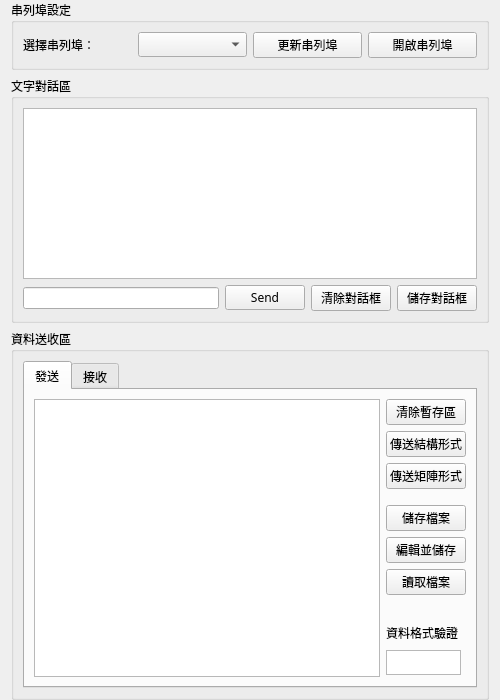
Before: the Qt Designer form ui/hmi.ui in mickey9910326/ASA_HMI_Data_Agent, drawn with Qt 5.
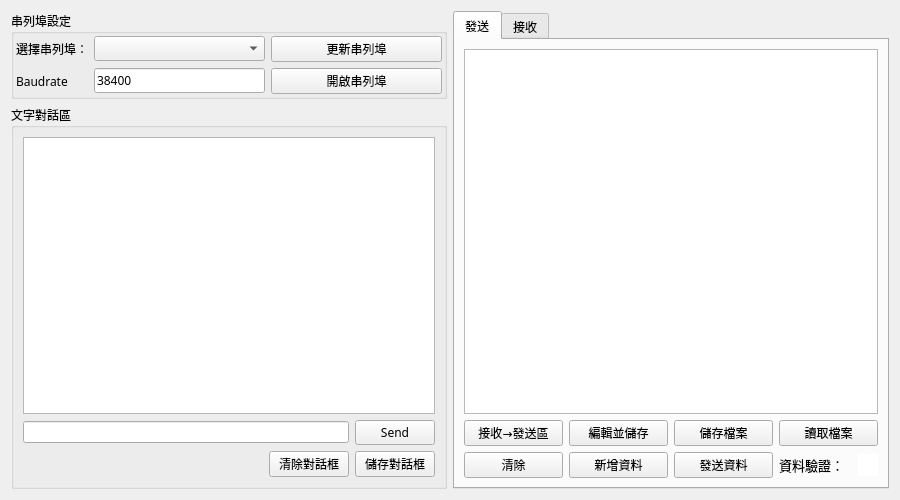
After: the same form once the commit is applied. The open tabs and pages were chosen to show the change.

What changed in the file:
```diff
--- a/ui/hmi.ui
+++ b/ui/hmi.ui
@@ -6,8 +6,8 @@
    <rect>
     <x>0</x>
     <y>0</y>
-    <width>500</width>
-    <height>700</height>
+    <width>900</width>
+    <height>500</height>
    </rect>
   </property>
   <property name="font">
@@ -15,19 +15,9 @@
     <family>微軟正黑體</family>
    </font>
   </property>
-  <layout class="QVBoxLayout" name="topLayout">
-   <property name="spacing">
-    <number>6</number>
-   </property>
-   <property name="sizeConstraint">
-    <enum>QLayout::SetDefaultConstraint</enum>
-   </property>
-   <property name="topMargin">
-    <number>0</number>
-   </property>
-   <property name="bottomMargin">
-    <number>0</number>
-   </property>
+  <layout class="QHBoxLayout" name="horizontalLayout">
+   <item>
+    <layout class="QVBoxLayout" name="verticalLayout">
    <item>
     <widget class="QGroupBox" name="groupBox_Serial">
      <property name="enabled">
@@ -58,8 +48,28 @@
       <set>Qt::AlignLeading|Qt::AlignLeft|Qt::AlignTop</set>
      </property>
      <layout class="QHBoxLayout" name="horizontalLayout_2">
+        <property name="leftMargin">
+         <number>2</number>
+        </property>
+        <property name="topMargin">
+         <number>2</number>
+        </property>
+        <property name="rightMargin">
+         <number>2</number>
+        </property>
+        <property name="bottomMargin">
+         <number>2</number>
+        </property>
       <item>
-       <widget class="QLabel" name="label">
+         <layout class="QGridLayout" name="gridLayout_3">
+          <item row="0" column="0">
+           <widget class="QLabel" name="s_labelChoosePort">
+            <property name="minimumSize">
+             <size>
+              <width>0</width>
+              <height>24</height>
+             </size>
+            </property>
         <property name="maximumSize">
          <size>
           <width>16777215</width>
@@ -77,24 +87,71 @@
         </property>
        </widget>
       </item>
-      <item>
-       <widget class="QComboBox" name="s_portComboBox"/>
-      </item>
-      <item>
+          <item row="0" column="1">
+           <widget class="QComboBox" name="s_portComboBox">
+            <property name="sizePolicy">
+             <sizepolicy hsizetype="Expanding" vsizetype="Fixed">
+              <horstretch>0</horstretch>
+              <verstretch>0</verstretch>
+             </sizepolicy>
+            </property>
+           </widget>
+          </item>
+          <item row="1" column="1">
+           <widget class="QLineEdit" name="s_lineEditBaudrate">
+            <property name="text">
+             <string>38400</string>
+            </property>
+           </widget>
+          </item>
+          <item row="1" column="0">
+           <widget class="QLabel" name="s_labelBaudrte">
+            <property name="maximumSize">
+             <size>
+              <width>16777215</width>
+              <height>16777215</height>
+             </size>
+            </property>
+            <property name="baseSize">
+             <size>
+              <width>0</width>
+              <height>0</height>
+             </size>
+            </property>
+            <property name="text">
+             <string>Baudrate</string>
+            </property>
+           </widget>
+          </item>
+          <item row="0" column="2">
        <widget class="QPushButton" name="s_btnUpdatePortList">
+            <property name="sizePolicy">
+             <sizepolicy hsizetype="Expanding" vsizetype="Fixed">
+              <horstretch>0</horstretch>
+              <verstretch>0</verstretch>
+             </sizepolicy>
+            </property>
         <property name="text">
          <string>更新串列埠</string>
         </property>
        </widget>
       </item>
-      <item>
+          <item row="1" column="2">
        <widget class="QPushButton" name="s_btnPortToggle">
+            <property name="sizePolicy">
+             <sizepolicy hsizetype="Expanding" vsizetype="Fixed">
+              <horstretch>0</horstretch>
+              <verstretch>0</verstretch>
+             </sizepolicy>
+            </property>
         <property name="text">
          <string>開啟串列埠</string>
         </property>
        </widget>
       </item>
      </layout>
+        </item>
+       </layout>
     </widget>
    </item>
    <item>
@@ -133,7 +190,7 @@
          <bool>true</bool>
         </property>
         <property name="sizePolicy">
-         <sizepolicy hsizetype="Preferred" vsizetype="Preferred">
+           <sizepolicy hsizetype="Expanding" vsizetype="Expanding">
           <horstretch>0</horstretch>
           <verstretch>0</verstretch>
          </sizepolicy>
@@ -152,76 +209,91 @@
        </widget>
       </item>
       <item>
-       <layout class="QHBoxLayout" name="horizontalLayout">
-        <item>
-         <widget class="QLineEdit" name="text_lineEditToBeSend">
-          <property name="enabled">
-           <bool>true</bool>
-          </property>
-          <property name="minimumSize">
+         <layout class="QGridLayout" name="gridLayout_4">
+          <item row="1" column="0">
+           <spacer name="horizontalSpacer">
+            <property name="orientation">
+             <enum>Qt::Horizontal</enum>
+            </property>
+            <property name="sizeHint" stdset="0">
            <size>
-            <width>0</width>
+              <width>40</width>
             <height>20</height>
            </size>
           </property>
-          <property name="font">
-           <font>
-            <family>Consolas</family>
-           </font>
-          </property>
-         </widget>
-        </item>
-        <item>
+           </spacer>
+          </item>
+          <item row="0" column="3">
          <widget class="QPushButton" name="text_btnSend">
           <property name="text">
            <string>Send</string>
           </property>
          </widget>
         </item>
-        <item>
-         <widget class="QPushButton" name="text_btnClearTerminal">
-          <property name="text">
-           <string>清除對話框</string>
+          <item row="0" column="0" colspan="3">
+           <widget class="QLineEdit" name="text_lineEditToBeSend">
+            <property name="enabled">
+             <bool>true</bool>
+            </property>
+            <property name="minimumSize">
+             <size>
+              <width>0</width>
+              <height>20</height>
+             </size>
+            </property>
+            <property name="font">
+             <font>
+              <family>Consolas</family>
+             </font>
           </property>
          </widget>
         </item>
-        <item>
+          <item row="1" column="3">
          <widget class="QPushButton" name="text_btnSaveTerminal">
           <property name="text">
            <string>儲存對話框</string>
           </property>
          </widget>
         </item>
+          <item row="1" column="2">
+           <widget class="QPushButton" name="text_btnClearTerminal">
+            <property name="text">
+             <string>清除對話框</string>
+            </property>
+           </widget>
+          </item>
+          <item row="1" column="1">
+           <spacer name="horizontalSpacer_2">
+            <property name="orientation">
+             <enum>Qt::Horizontal</enum>
+            </property>
+            <property name="sizeHint" stdset="0">
+             <size>
+              <width>40</width>
+              <height>20</height>
+             </size>
+            </property>
+           </spacer>
+          </item>
        </layout>
       </item>
      </layout>
     </widget>
+     </item>
+    </layout>
    </item>
    <item>
-    <widget class="QGroupBox" name="groupBox_SendRead">
-     <property name="sizePolicy">
-      <sizepolicy hsizetype="Preferred" vsizetype="Expanding">
-       <horstretch>0</horstretch>
-       <verstretch>0</verstretch>
-      </sizepolicy>
-     </property>
-     <property name="title">
-      <string>資料送收區</string>
-     </property>
-     <property name="alignment">
-      <set>Qt::AlignLeading|Qt::AlignLeft|Qt::AlignTop</set>
-     </property>
      <layout class="QVBoxLayout" name="verticalLayout_3">
       <item>
        <widget class="QTabWidget" name="tabWidget">
         <property name="sizePolicy">
-         <sizepolicy hsizetype="Preferred" vsizetype="Preferred">
+        <sizepolicy hsizetype="Expanding" vsizetype="Preferred">
           <horstretch>0</horstretch>
           <verstretch>0</verstretch>
          </sizepolicy>
         </property>
         <property name="currentIndex">
-         <number>1</number>
+        <number>0</number>
         </property>
         <widget class="QWidget" name="tabSend">
          <attribute name="title">
@@ -239,139 +311,138 @@
               </property>
              </widget>
             </item>
-           </layout>
-          </item>
           <item>
-           <layout class="QVBoxLayout" name="verticalLayout_5">
-            <item>
-             <widget class="QPushButton" name="send_btnClear">
-              <property name="text">
-               <string>清除暫存區</string>
-              </property>
-             </widget>
-            </item>
-            <item>
-             <widget class="QPushButton" name="send_btnSendStruct">
-              <property name="text">
-               <string>傳送結構形式</string>
-              </property>
-             </widget>
-            </item>
+            <layout class="QGridLayout" name="gridLayout">
+             <item row="1" column="3">
+              <layout class="QHBoxLayout" name="horizontalLayout_6">
+               <property name="spacing">
+                <number>0</number>
+               </property>
+               <property name="sizeConstraint">
+                <enum>QLayout::SetMinimumSize</enum>
+               </property>
             <item>
-             <widget class="QPushButton" name="send_btnSendArray">
+                <widget class="QLabel" name="send_labelWarn">
+                 <property name="sizePolicy">
+                  <sizepolicy hsizetype="Preferred" vsizetype="Preferred">
+                   <horstretch>0</horstretch>
+                   <verstretch>0</verstretch>
+                  </sizepolicy>
+                 </property>
+                 <property name="font">
+                  <font>
+                   <pointsize>10</pointsize>
+                  </font>
+                 </property>
+                 <property name="layoutDirection">
+                  <enum>Qt::LeftToRight</enum>
+                 </property>
               <property name="text">
-               <string>傳送矩陣形式</string>
-              </property>
+                  <string>資料驗證：</string>
+                 </property>
+                 <property name="alignment">
+                  <set>Qt::AlignLeading|Qt::AlignLeft|Qt::AlignVCenter</set>
+                 </property>
              </widget>
             </item>
             <item>
-             <spacer name="verticalSpacer_2">
-              <property name="orientation">
-               <enum>Qt::Vertical</enum>
-              </property>
-              <property name="sizeType">
-               <enum>QSizePolicy::Minimum</enum>
-              </property>
-              <property name="sizeHint" stdset="0">
+                <widget class="QGraphicsView" name="send_graphicWarn">
+                 <property name="sizePolicy">
+                  <sizepolicy hsizetype="Fixed" vsizetype="Fixed">
+                   <horstretch>0</horstretch>
+                   <verstretch>0</verstretch>
+                  </sizepolicy>
+                 </property>
+                 <property name="maximumSize">
                <size>
-                <width>10</width>
-                <height>10</height>
-               </size>
-              </property>
-             </spacer>
-            </item>
-            <item>
+                   <width>20</width>
+                   <height>22</height>
+                  </size>
+                 </property>
+                 <property name="frameShape">
+                  <enum>QFrame::NoFrame</enum>
+                 </property>
+                 <property name="frameShadow">
+                  <enum>QFrame::Plain</enum>
+                 </property>
+                 <property name="lineWidth">
+                  <number>0</number>
+                 </property>
+                 <property name="verticalScrollBarPolicy">
+                  <enum>Qt::ScrollBarAlwaysOff</enum>
+                 </property>
+                 <property name="horizontalScrollBarPolicy">
+                  <enum>Qt::ScrollBarAlwaysOff</enum>
+                 </property>
+                 <property name="sizeAdjustPolicy">
+                  <enum>QAbstractScrollArea::AdjustToContents</enum>
+                 </property>
+                </widget>
+               </item>
+              </layout>
+             </item>
+             <item row="0" column="2">
              <widget class="QPushButton" name="send_btnQuickSave">
               <property name="text">
                <string>儲存檔案</string>
               </property>
              </widget>
             </item>
-            <item>
+             <item row="0" column="1">
              <widget class="QPushButton" name="send_btnSave">
               <property name="text">
                <string>編輯並儲存</string>
               </property>
              </widget>
             </item>
-            <item>
+             <item row="1" column="1">
+              <widget class="QPushButton" name="send_btnAddData">
+               <property name="text">
+                <string>新增資料</string>
+               </property>
+              </widget>
+             </item>
+             <item row="1" column="2">
+              <widget class="QPushButton" name="send_btnSend">
+               <property name="text">
+                <string>發送資料</string>
+               </property>
+              </widget>
+             </item>
+             <item row="0" column="3">
              <widget class="QPushButton" name="send_btnReadFile">
               <property name="text">
                <string>讀取檔案</string>
               </property>
              </widget>
             </item>
-            <item>
-             <spacer name="verticalSpacer">
-              <property name="orientation">
-               <enum>Qt::Vertical</enum>
-              </property>
-              <property name="sizeType">
-               <enum>QSizePolicy::Fixed</enum>
-              </property>
-              <property name="sizeHint" stdset="0">
-               <size>
-                <width>10</width>
-                <height>20</height>
-               </size>
-              </property>
-             </spacer>
-            </item>
-            <item>
-             <widget class="QLabel" name="labelSendVerify">
-              <property name="sizePolicy">
-               <sizepolicy hsizetype="Preferred" vsizetype="Preferred">
-                <horstretch>0</horstretch>
-                <verstretch>0</verstretch>
-               </sizepolicy>
-              </property>
+             <item row="1" column="0">
+              <widget class="QPushButton" name="send_btnClear">
               <property name="minimumSize">
                <size>
-                <width>75</width>
-                <height>23</height>
-               </size>
-              </property>
-              <property name="maximumSize">
-               <size>
-                <width>75</width>
-                <height>23</height>
-               </size>
-              </property>
+                 <width>80</width>
+                 <height>0</height>
+                </size>
+               </property>
               <property name="text">
-               <string>資料格式驗證</string>
+                <string>清除</string>
               </property>
              </widget>
             </item>
-            <item>
-             <widget class="QTextBrowser" name="send_textBrowserVerify">
-              <property name="sizePolicy">
-               <sizepolicy hsizetype="Minimum" vsizetype="Minimum">
-                <horstretch>0</horstretch>
-                <verstretch>0</verstretch>
-               </sizepolicy>
-              </property>
+             <item row="0" column="0">
+              <widget class="QPushButton" name="send_btnMoveToSend">
               <property name="minimumSize">
                <size>
-                <width>75</width>
-                <height>25</height>
-               </size>
-              </property>
-              <property name="maximumSize">
-               <size>
-                <width>75</width>
-                <height>25</height>
-               </size>
-              </property>
-              <property name="verticalScrollBarPolicy">
-               <enum>Qt::ScrollBarAlwaysOff</enum>
-              </property>
-              <property name="horizontalScrollBarPolicy">
-               <enum>Qt::ScrollBarAlwaysOff</enum>
-              </property>
-              <property name="sizeAdjustPolicy">
-               <enum>QAbstractScrollArea::AdjustToContentsOnFirstShow</enum>
-              </property>
-             </widget>
+                 <width>80</width>
+                 <height>0</height>
+                </size>
+               </property>
+               <property name="text">
+                <string>接收→發送區</string>
+               </property>
+              </widget>
+             </item>
+            </layout>
             </item>
            </layout>
           </item>
@@ -393,59 +464,146 @@
               </property>
              </widget>
             </item>
-           </layout>
-          </item>
           <item>
-           <layout class="QVBoxLayout" name="verticalLayout_6">
+            <layout class="QGridLayout" name="gridLayout_2">
+             <item row="1" column="3">
+              <layout class="QHBoxLayout" name="horizontalLayout_7">
+               <property name="spacing">
+                <number>0</number>
+               </property>
+               <property name="sizeConstraint">
+                <enum>QLayout::SetMinimumSize</enum>
+               </property>
             <item>
-             <widget class="QPushButton" name="rec_btnClear">
+                <widget class="QLabel" name="rec_labelWarn">
+                 <property name="sizePolicy">
+                  <sizepolicy hsizetype="Preferred" vsizetype="Preferred">
+                   <horstretch>0</horstretch>
+                   <verstretch>0</verstretch>
+                  </sizepolicy>
+                 </property>
+                 <property name="font">
+                  <font>
+                   <pointsize>10</pointsize>
+                  </font>
+                 </property>
+                 <property name="layoutDirection">
+                  <enum>Qt::LeftToRight</enum>
+                 </property>
               <property name="text">
-               <string>清除暫存區</string>
+                  <string>資料驗證：</string>
+                 </property>
+                 <property name="alignment">
+                  <set>Qt::AlignLeading|Qt::AlignLeft|Qt::AlignVCenter</set>
               </property>
              </widget>
             </item>
             <item>
-             <spacer name="verticalSpacer_3">
-              <property name="orientation">
-               <enum>Qt::Vertical</enum>
-              </property>
-              <property name="sizeHint" stdset="0">
+                <widget class="QGraphicsView" name="rec_graphicWarn">
+                 <property name="sizePolicy">
+                  <sizepolicy hsizetype="Fixed" vsizetype="Fixed">
+                   <horstretch>0</horstretch>
+                   <verstretch>0</verstretch>
+                  </sizepolicy>
+                 </property>
+                 <property name="maximumSize">
                <size>
                 <width>20</width>
-                <height>40</height>
-               </size>
-              </property>
-             </spacer>
-            </item>
-            <item>
+                   <height>22</height>
+                  </size>
+                 </property>
+                 <property name="frameShape">
+                  <enum>QFrame::NoFrame</enum>
+                 </property>
+                 <property name="frameShadow">
+                  <enum>QFrame::Plain</enum>
+                 </property>
+                 <property name="lineWidth">
+                  <number>0</number>
+                 </property>
+                 <property name="verticalScrollBarPolicy">
+                  <enum>Qt::ScrollBarAlwaysOff</enum>
+                 </property>
+                 <property name="horizontalScrollBarPolicy">
+                  <enum>Qt::ScrollBarAlwaysOff</enum>
+                 </property>
+                 <property name="sizeAdjustPolicy">
+                  <enum>QAbstractScrollArea::AdjustToContents</enum>
+                 </property>
+                </widget>
+               </item>
+              </layout>
+             </item>
+             <item row="0" column="2">
              <widget class="QPushButton" name="rec_btnQuickSave">
               <property name="text">
                <string>儲存檔案</string>
               </property>
              </widget>
             </item>
-            <item>
+             <item row="0" column="1">
              <widget class="QPushButton" name="rec_btnSave">
               <property name="text">
-               <string>修改並儲存</string>
+                <string>編輯並儲存</string>
               </property>
              </widget>
             </item>
-            <item>
+             <item row="1" column="1">
+              <widget class="QPushButton" name="rec_btnAddData">
+               <property name="text">
+                <string>新增資料</string>
+               </property>
+              </widget>
+             </item>
+             <item row="1" column="2">
+              <widget class="QPushButton" name="rec_btnSend">
+               <property name="text">
+                <string>發送資料</string>
+               </property>
+              </widget>
+             </item>
+             <item row="0" column="3">
+              <widget class="QPushButton" name="rec_btnReadFile">
+               <property name="text">
+                <string>讀取檔案</string>
+               </property>
+              </widget>
+             </item>
+             <item row="1" column="0">
+              <widget class="QPushButton" name="rec_btnClear">
+               <property name="minimumSize">
+                <size>
+                 <width>80</width>
+                 <height>0</height>
+                </size>
+               </property>
+               <property name="text">
+                <string>清除</string>
+               </property>
+              </widget>
+             </item>
+             <item row="0" column="0">
              <widget class="QPushButton" name="rec_btnMoveToSend">
+               <property name="minimumSize">
+                <size>
+                 <width>80</width>
+                 <height>0</height>
+                </size>
+               </property>
               <property name="text">
-               <string>移動到發送區</string>
+                <string>接收→發送區</string>
               </property>
              </widget>
             </item>
            </layout>
           </item>
          </layout>
+         </item>
+        </layout>
         </widget>
        </widget>
       </item>
      </layout>
-    </widget>
    </item>
   </layout>
  </widget>
```
Left out of the diff: 22 changed lines with no effect on the pictures. Lines whose indentation alone changed are shown as unchanged.
